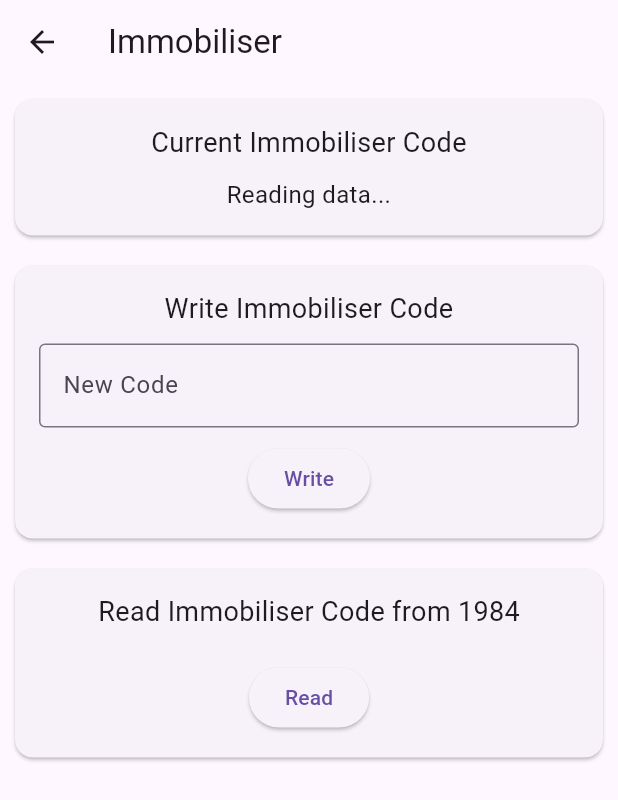
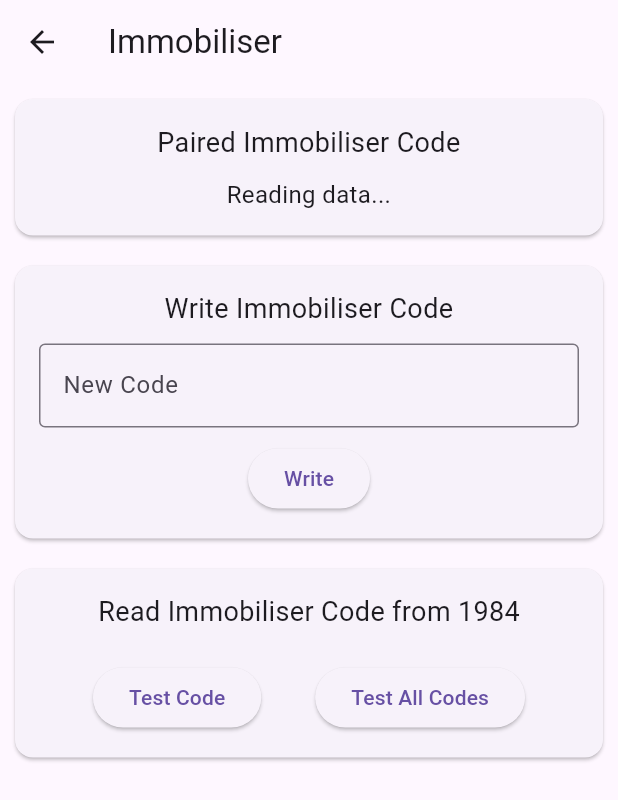
Before and after one commit to ta264/Cobra6422, a Flutter app: the ImmobiliserPage screen opened directly with empty values, on a phone screen of 412 x 824 dp. Shown: the top 800 px of the screen. Run offline on Flutter 3.47's test engine with Material 3 defaults, Android fonts, the light colour scheme and no system bars; our stand-ins replace file_picker, flutter_blue_plus; missing offline and left inert: flutter_blue_plus_windows.

Commit message:
Add option to test a specified code on a 1984

```diff
--- a/jolly_programmer_frontend/lib/ble_manager.dart
+++ b/jolly_programmer_frontend/lib/ble_manager.dart
@@ -394,6 +394,13 @@ class BLEManager {
     }
   }
 
+  Future<void> testImmobiliserCode(int code) async {
+    if (_1984CodeCharacteristic != null) {
+      await _1984CodeCharacteristic!
+          .write(convertIntToBytesLE(code), withoutResponse: false);
+    }
+  }
+
   Future<void> reset1984ImmobiliserCodeRead() async {
     if (_1984CodeCharacteristic != null) {
       await _1984CodeCharacteristic!
--- a/jolly_programmer_frontend/lib/immobiliser_page.dart
+++ b/jolly_programmer_frontend/lib/immobiliser_page.dart
@@ -66,6 +66,43 @@ class ImmobiliserPageState extends State<ImmobiliserPage> {
     );
   }
 
+  // Function to show the Test Code dialog
+  void _showTestCodeDialog() {
+    final TextEditingController codeController = TextEditingController();
+    showDialog(
+      context: context,
+      builder: (context) => AlertDialog(
+        title: const Text('Test Immobiliser Code'),
+        content: TextField(
+          controller: codeController,
+          keyboardType: TextInputType.number,
+          decoration: const InputDecoration(
+            border: OutlineInputBorder(),
+            labelText: 'Enter Code',
+          ),
+        ),
+        actions: [
+          TextButton(
+            onPressed: () {
+              Navigator.of(context).pop(); // Close the dialog
+            },
+            child: const Text('Cancel'),
+          ),
+          ElevatedButton(
+            onPressed: () {
+              final int? code = int.tryParse(codeController.text);
+              if (code != null) {
+                widget.bleManager.testImmobiliserCode(code);
+              }
+              Navigator.of(context).pop(); // Close the dialog
+            },
+            child: const Text('OK'),
+          ),
+        ],
+      ),
+    );
+  }
+
   // Pull-to-refresh function
   Future<void> _refreshData() async {
     await widget.bleManager.refreshData();
@@ -103,7 +140,7 @@ class ImmobiliserPageState extends State<ImmobiliserPage> {
                         mainAxisAlignment: MainAxisAlignment.center,
                         children: [
                           const Text(
-                            'Current Immobiliser Code',
+                            'Paired Immobiliser Code',
                             style: TextStyle(fontSize: 18),
                             textAlign: TextAlign.center,
                           ),
@@ -144,7 +181,6 @@ class ImmobiliserPageState extends State<ImmobiliserPage> {
                           labelText: 'New Code',
                         ),
                         onChanged: (value) {
-                          // Update the immobiliser code as the user types
                           setState(() {
                             _newImmobiliserCode = int.tryParse(value) ?? 0;
                           });
@@ -153,14 +189,9 @@ class ImmobiliserPageState extends State<ImmobiliserPage> {
                       const SizedBox(height: 10),
                       ElevatedButton(
                         onPressed: () {
-                          // Write the new immobiliser code
                           widget.bleManager
                               .writeNewImmobiliserCode(_newImmobiliserCode);
-
-                          // Clear the input box
                           _controller.clear();
-
-                          // Remove the focus to hide the keyboard
                           FocusScope.of(context).unfocus();
                         },
                         child: const Text('Write'),
@@ -228,28 +259,43 @@ class ImmobiliserPageState extends State<ImmobiliserPage> {
                           stream: widget.bleManager.c1984CodeStream,
                           initialData: -100000,
                           builder: (context, snapshot) {
+                            List<Widget> children = [];
                             if (snapshot.data! == -100000) {
-                              return ElevatedButton(
+                              children = [
+                                ElevatedButton(
+                                  onPressed: _showTestCodeDialog,
+                                  child: const Text('Test Code'),
+                                ),
+                                ElevatedButton(
                                   onPressed: _showCableWarningDialog,
-                                child: const Text('Read'),
-                              );
-                            }
-                            if (snapshot.data! > 0) {
-                              return ElevatedButton(
+                                  child: const Text('Test All Codes'),
+                                )
+                              ];
+                            } else if (snapshot.data! > 0) {
+                              children = [
+                                ElevatedButton(
                                   onPressed: () {
                                     widget.bleManager
                                         .reset1984ImmobiliserCodeRead();
                                   },
                                   child: const Text('Reset'),
-                              );
-                            }
-                            return ElevatedButton(
+                                )
+                              ];
+                            } else {
+                              children = [
+                                ElevatedButton(
                                   onPressed: () {
                                     widget.bleManager
                                         .reset1984ImmobiliserCodeRead();
                                   },
                                   child: const Text('Cancel'),
-                            );
+                                )
+                              ];
+                            }
+                            return Row(
+                                mainAxisAlignment:
+                                    MainAxisAlignment.spaceEvenly,
+                                children: children);
                           })
                     ],
                   ),
```
Also changed, not shown: 2 other files. Lines whose indentation alone changed are shown as unchanged.
